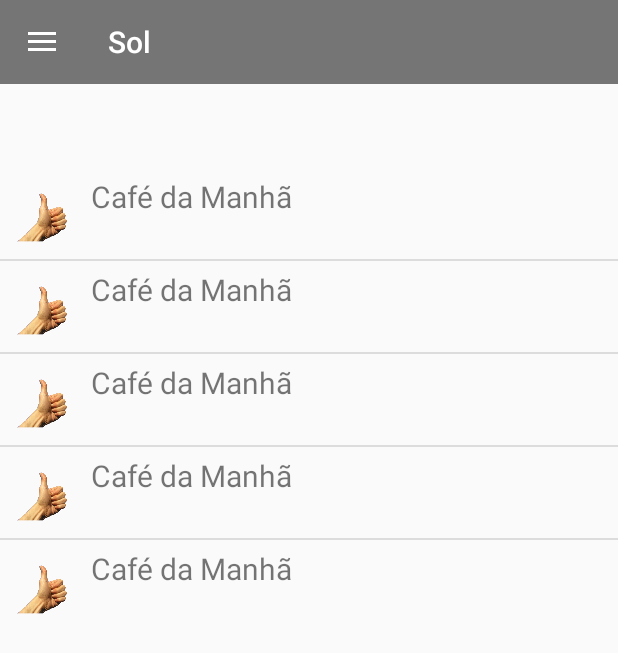
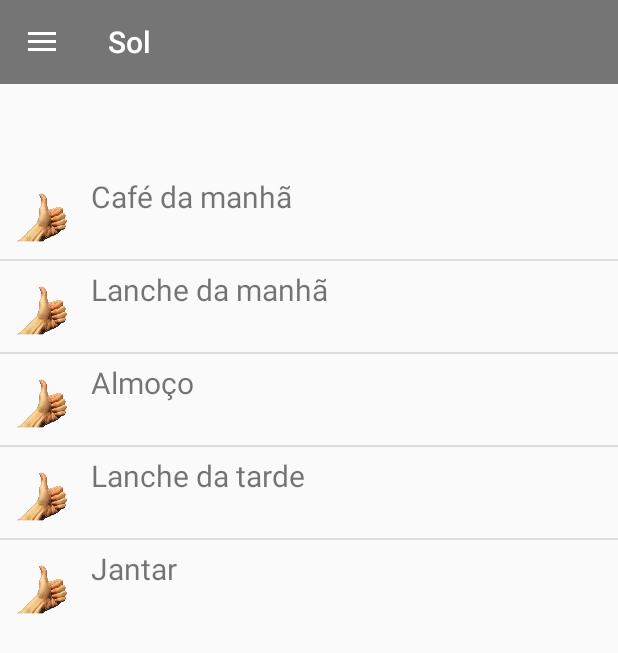
Before and after one commit to AndreBastos23/VidasemCancer, an Android app: the screen it shows after launch (BaseActivity), in the side drawer, after a tap on "Sol", on a phone screen of 412 x 824 dp. Shown: the top 653 px of the screen. Run offline under Robolectric (Android 15) with nearby library versions, the phone set to English and light mode, and no system bars; our stand-ins replace ButterKnife.

Commit message:
-Added Recipes Details

```diff
--- a/app/src/main/java/com/vsc/vidasemcancer/Data/Recipes.java
+++ b/app/src/main/java/com/vsc/vidasemcancer/Data/Recipes.java
@@ -3,13 +3,19 @@ package com.vsc.vidasemcancer.Data;
 public class Recipes {
 
 
+    public static String jajao = "Café da Manhã";
 
     public static String[] Nome = {
-            "Café da Manhã",
-            "Café da Manhã",
-            "Café da Manhã",
-            "Café da Manhã",
-            "Café da Manhã",
+            "Café da manhã",
+            "Lanche da manhã",
+            "Almoço",
+            "Lanche da tarde",
+            "Jantar",
     };
 
+    public static String[] Descricao = {
+            "1 Bolacha Maria",
+            "1 Iogurte Magro",
+            "1 Café sem açucar"
+    };
 }
--- a/app/src/main/java/com/vsc/vidasemcancer/Interface/OnRecipeSelected.java
+++ b/app/src/main/java/com/vsc/vidasemcancer/Interface/OnRecipeSelected.java
@@ -1,8 +1,5 @@
 package com.vsc.vidasemcancer.Interface;
 
-/**
- * Created by Eduardo on 21/05/2016.
- */
 public interface OnRecipeSelected {
 
     void onRageComicSelected();
--- a/app/src/main/java/com/vsc/vidasemcancer/TesteActivity.java
+++ b/app/src/main/java/com/vsc/vidasemcancer/TesteActivity.java
@@ -1,6 +1,5 @@
 package com.vsc.vidasemcancer;
 
-import android.app.Activity;
 import android.app.FragmentManager;
 import android.app.FragmentTransaction;
 import android.os.Bundle;
```
Also changed, not shown: app/src/main/java/com/vsc/vidasemcancer/Fragments/RecipeDetailsFragment.java (+22 -2 lines), app/src/main/res/layout/fragment_recipe_details.xml (+13 -5 lines).
